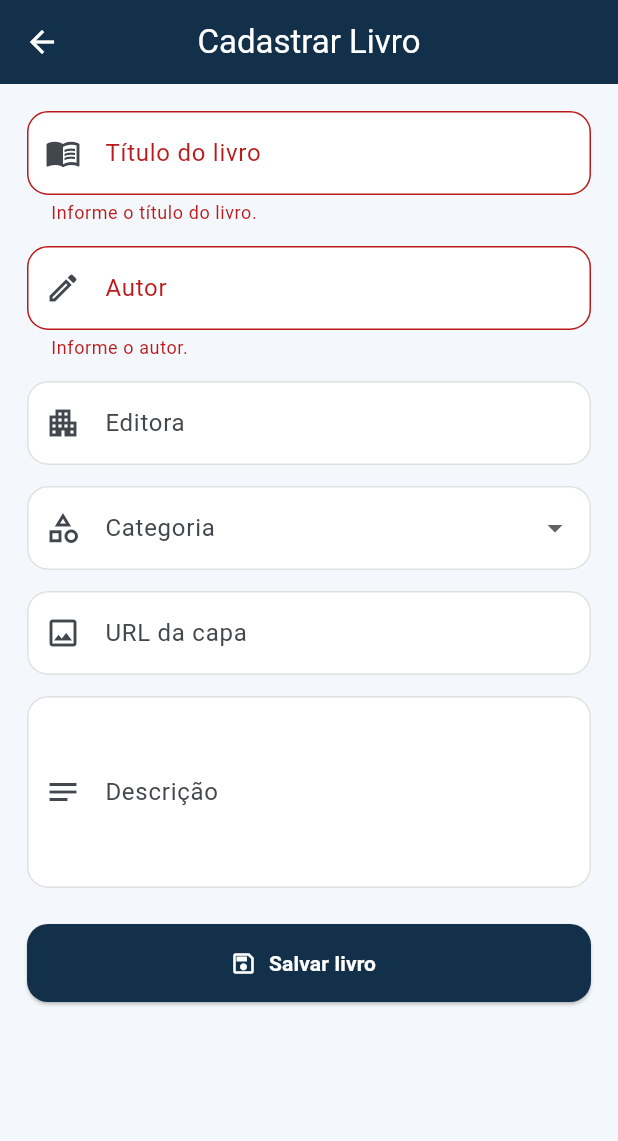
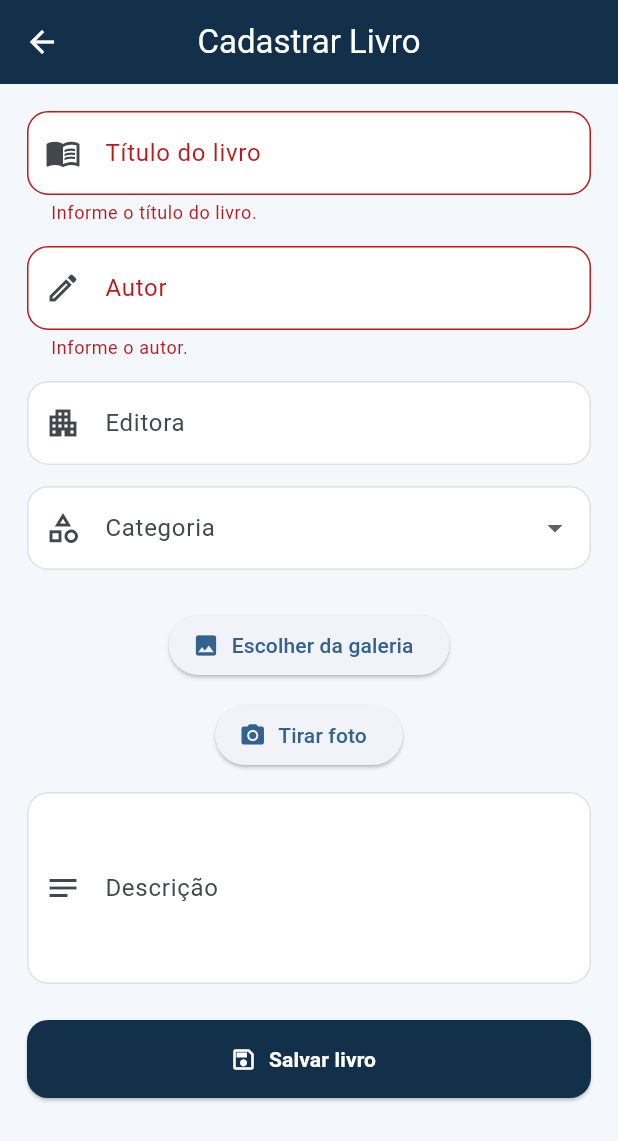
Before and after one commit to mel-wp/bookly, a Flutter app: the AddBookPage screen opened directly, after a tap on "Salvar livro", on a phone screen of 412 x 824 dp. Shown: the top 1141 px of the screen. Run offline on Flutter 3.47's test engine with Material 3 defaults, Android fonts, the phone set to English and light mode, and no system bars; our stand-ins replace image_picker; network calls fail.

Commit message:
upload de imagens em andamento

```diff
--- a/bookly/lib/pages/add_book_page.dart
+++ b/bookly/lib/pages/add_book_page.dart
@@ -21,7 +21,6 @@ class _AddBookPageState extends State<AddBookPage> {
   final _authorController = TextEditingController();
   final _publisherController = TextEditingController();
   final _descriptionController = TextEditingController();
-  final _coverUrlController = TextEditingController();
 
   bool _isLoading = false;
 
@@ -58,7 +57,6 @@ class _AddBookPageState extends State<AddBookPage> {
     _authorController.dispose();
     _publisherController.dispose();
     _descriptionController.dispose();
-    _coverUrlController.dispose();
     super.dispose();
   }
 
@@ -131,9 +129,7 @@ class _AddBookPageState extends State<AddBookPage> {
         description: _descriptionController.text.trim().isEmpty
             ? null
             : _descriptionController.text.trim(),
-        coverUrl: _coverUrlController.text.trim().isEmpty
-            ? null
-            : _coverUrlController.text.trim(),
+        coverUrl: null,
       );
 
       if (!mounted) return;
@@ -243,9 +239,34 @@ class _AddBookPageState extends State<AddBookPage> {
                 },
               ),
               const SizedBox(height: 14),
-              TextFormField(
-                controller: _coverUrlController,
-                decoration: _decoration('URL da capa', Icons.image_outlined),
+              Column(
+                children: [
+                  if (_selectedImage != null)
+                    ClipRRect(
+                      borderRadius: BorderRadius.circular(12),
+                      child: Image.file(
+                        _selectedImage!,
+                        height: 180,
+                        fit: BoxFit.cover,
+                      ),
+                    ),
+
+                  const SizedBox(height: 12),
+
+                  ElevatedButton.icon(
+                    onPressed: () => _pickImage(ImageSource.gallery),
+                    icon: const Icon(Icons.photo),
+                    label: const Text("Escolher da galeria"),
+                  ),
+
+                  const SizedBox(height: 12),
+
+                  ElevatedButton.icon(
+                    onPressed: () => _pickImage(ImageSource.camera),
+                    icon: const Icon(Icons.camera_alt),
+                    label: const Text("Tirar foto"),
+                  ),
+                ],
               ),
               const SizedBox(height: 14),
               TextFormField(
```
Also changed, not shown: bookly/lib/services/books_service.dart (+26 -4 lines), 4 other files.
